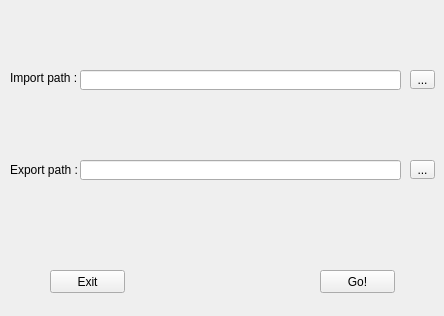
Qt form PhotoSync.ui (julianBustillos/PhotoSync) before a commit.
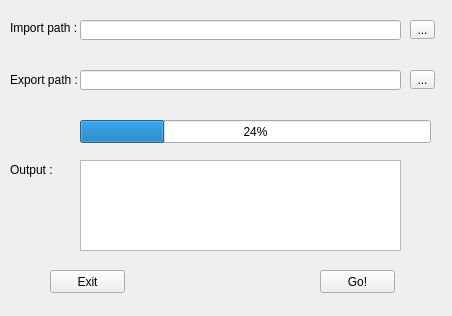
The same form after that commit.

Commit message: Text output added

```diff
--- a/PhotoSync.ui
+++ b/PhotoSync.ui
@@ -6,7 +6,7 @@
    <rect>
     <x>0</x>
     <y>0</y>
-    <width>444</width>
+    <width>452</width>
     <height>316</height>
    </rect>
   </property>
@@ -44,7 +44,7 @@
     <property name="geometry">
      <rect>
       <x>410</x>
-      <y>70</y>
+      <y>20</y>
       <width>25</width>
       <height>19</height>
      </rect>
@@ -57,7 +57,7 @@
     <property name="geometry">
      <rect>
       <x>410</x>
-      <y>160</y>
+      <y>70</y>
       <width>25</width>
       <height>19</height>
      </rect>
@@ -70,7 +70,7 @@
     <property name="geometry">
      <rect>
       <x>80</x>
-      <y>70</y>
+      <y>20</y>
       <width>321</width>
       <height>20</height>
      </rect>
@@ -80,7 +80,7 @@
     <property name="geometry">
      <rect>
       <x>80</x>
-      <y>160</y>
+      <y>70</y>
       <width>321</width>
       <height>20</height>
      </rect>
@@ -90,7 +90,7 @@
     <property name="geometry">
      <rect>
       <x>10</x>
-      <y>70</y>
+      <y>20</y>
       <width>71</width>
       <height>16</height>
      </rect>
@@ -103,7 +103,7 @@
     <property name="geometry">
      <rect>
       <x>10</x>
-      <y>160</y>
+      <y>70</y>
       <width>71</width>
       <height>20</height>
      </rect>
@@ -112,6 +112,48 @@
      <string>Export path :</string>
     </property>
    </widget>
+   <widget class="QProgressBar" name="progressBar">
+    <property name="geometry">
+     <rect>
+      <x>80</x>
+      <y>120</y>
+      <width>351</width>
+      <height>23</height>
+     </rect>
+    </property>
+    <property name="value">
+     <number>24</number>
+    </property>
+   </widget>
+   <widget class="QTextEdit" name="textEditOutput">
+    <property name="geometry">
+     <rect>
+      <x>80</x>
+      <y>160</y>
+      <width>321</width>
+      <height>91</height>
+     </rect>
+    </property>
+    <property name="undoRedoEnabled">
+     <bool>false</bool>
+    </property>
+    <property name="readOnly">
+     <bool>true</bool>
+    </property>
+   </widget>
+   <widget class="QLabel" name="label">
+    <property name="geometry">
+     <rect>
+      <x>10</x>
+      <y>160</y>
+      <width>71</width>
+      <height>20</height>
+     </rect>
+    </property>
+    <property name="text">
+     <string>Output :</string>
+    </property>
+   </widget>
   </widget>
  </widget>
  <layoutdefault spacing="6" margin="11"/>
```
The commit also changes 2 other files.
